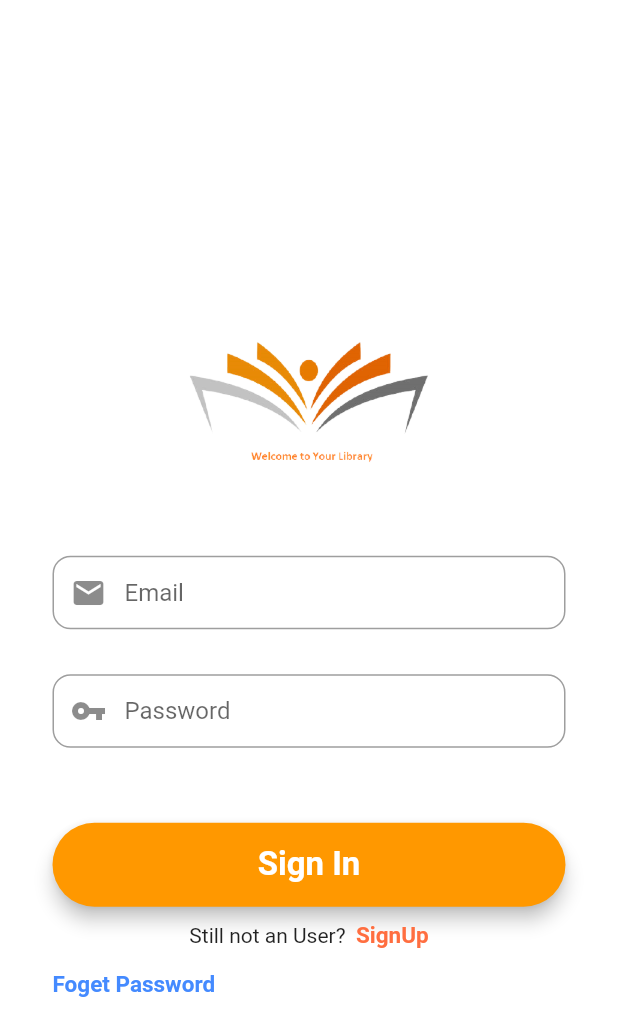
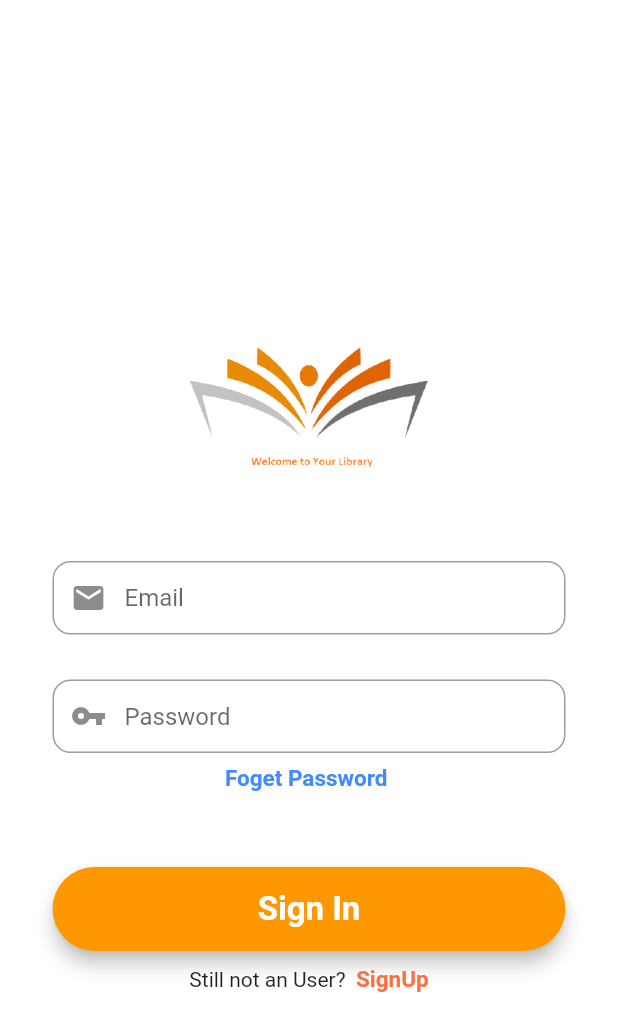
Before and after one commit to SachinthaBehethge/MAD_cw2_BookAPP, a Flutter app: the screen it shows after launch, on a phone screen of 412 x 824 dp. Shown: the top 1036 px of the screen. Run offline on Flutter 3.47's test engine with Material 2 defaults, Android fonts, the phone set to English and light mode, and no system bars; our stand-ins replace animated_splash_screen, cloud_firestore, file_picker, firebase_auth, firebase_core, firebase_storage and 1 more; missing offline and left inert: syncfusion_flutter_pdfviewer; accounts and stored records are empty.

Commit message:
final commit

```diff
--- a/lib/screens/login_screen.dart
+++ b/lib/screens/login_screen.dart
@@ -138,6 +138,22 @@ class _LoginScreenState extends State<LoginScreen> {
                       ),
                       passwordFiels,
                       SizedBox(
+                        height: 8,
+                      ),
+                      GestureDetector(
+                        onTap: () {
+                          Navigator.push(context,
+                              MaterialPageRoute(builder: (context) => Reset()));
+                        },
+                        child: Text(
+                          "Foget Password ",
+                          style: TextStyle(
+                              fontWeight: FontWeight.bold,
+                              fontSize: 15,
+                              color: Colors.blueAccent),
+                        ),
+                      ),
+                      SizedBox(
                         height: 50,
                       ),
                       loginButton,
@@ -166,7 +182,7 @@ class _LoginScreenState extends State<LoginScreen> {
                           ),
                         ],
                       ),
-                      SizedBox(
+                      /*SizedBox(
                         height: 15,
                       ),
                       Row(
@@ -187,7 +203,7 @@ class _LoginScreenState extends State<LoginScreen> {
                             ),
                           ),
                         ],
-                      ),
+                      ),*/
                     ],
                   )),
             ),
```
Also changed, not shown: lib/screens/add_book.dart (+9 -4 lines), lib/screens/admin_screen.dart (+60 -3 lines).
